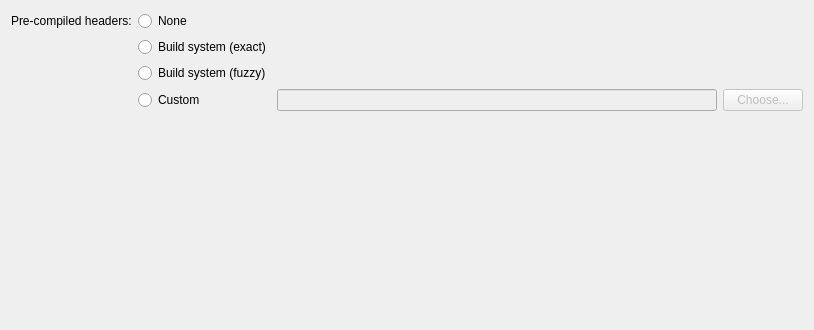
qt-creator/qt-creator, file src/plugins/clangcodemodel/clangprojectsettingspropertiespage.ui: the form before one commit.
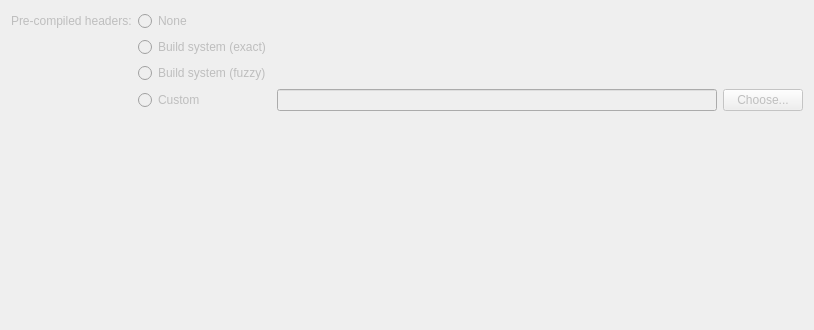
The form after the commit.

What changed in the file:
```diff
--- a/src/plugins/clangcodemodel/clangprojectsettingspropertiespage.ui
+++ b/src/plugins/clangcodemodel/clangprojectsettingspropertiespage.ui
@@ -2,6 +2,9 @@
 <ui version="4.0">
  <class>ClangCodeModel::Internal::ClangProjectSettingsPropertiesPage</class>
  <widget class="QWidget" name="ClangCodeModel::Internal::ClangProjectSettingsPropertiesPage">
+  <property name="enabled">
+   <bool>false</bool>
+  </property>
   <property name="geometry">
    <rect>
     <x>0</x>
```
